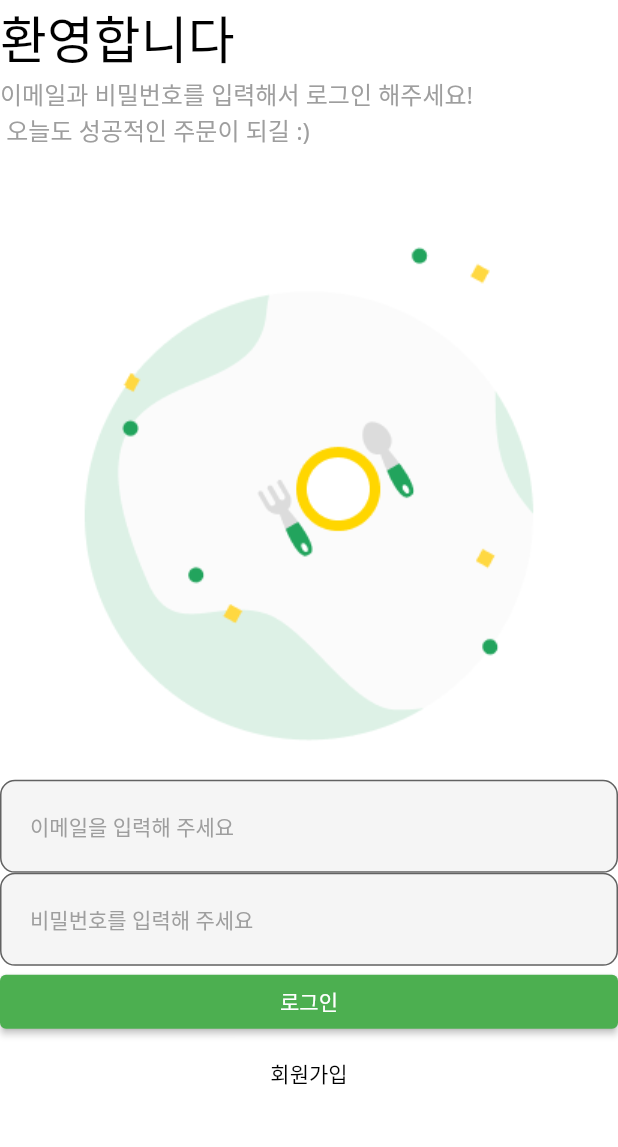
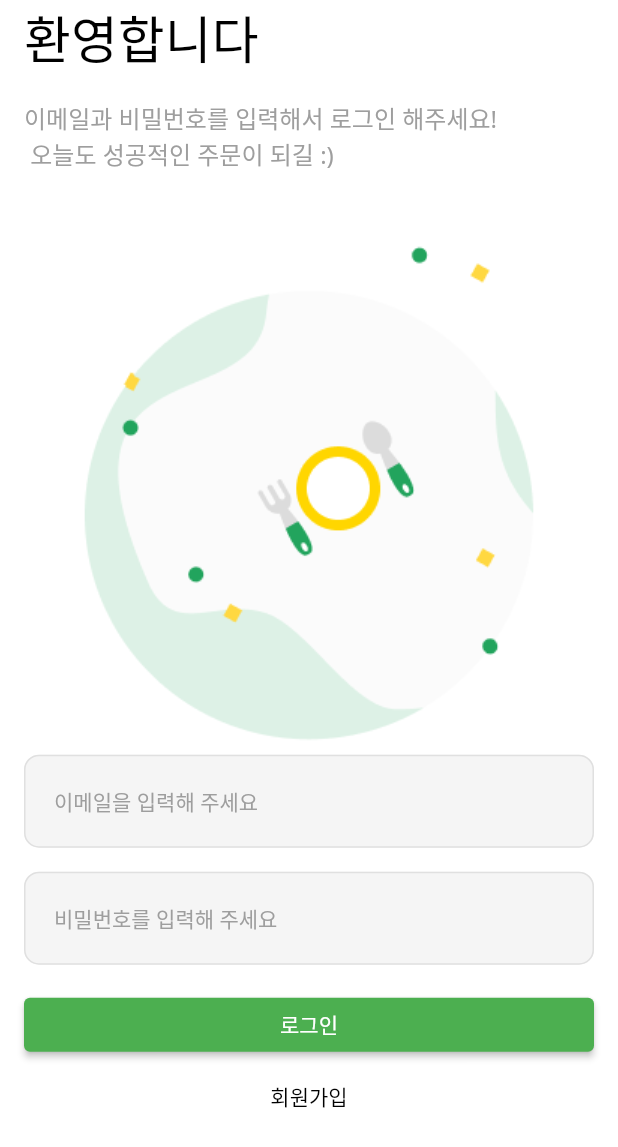
Before and after one commit to ZanacXevious/restaurantecofac, a Flutter app: the screen it shows after launch, on a phone screen of 412 x 824 dp. Shown: the top 1147 px of the screen. Run offline on Flutter 3.47's test engine with Material 2 defaults, Android fonts, the phone set to English and light mode, and no system bars.

Commit message:
1_4 UI 마무리하기

```diff
--- a/lib/common/component/custom_test_form_field.dart
+++ b/lib/common/component/custom_test_form_field.dart
@@ -45,6 +45,7 @@ class CustomTextFormField extends StatelessWidget {
         filled: true,
         // input border를 테두리로 두르고 색상을 INPUT_BORDER_COLOR로 설정한다
         border: baseBorder,
+        enabledBorder: baseBorder,
         // TextFormField를 선택했을 때 테두리 색상을 PRIMARY_COLOR로 설정한다
         focusedBorder: baseBorder.copyWith(
           borderSide: baseBorder.borderSide.copyWith(
--- a/lib/common/user/view/login_screen.dart
+++ b/lib/common/user/view/login_screen.dart
@@ -13,13 +13,18 @@ class LoginScreen extends StatelessWidget {
   @override
   Widget build(BuildContext context) {
     return DefaultLayout(
+        child: SingleChildScrollView(
+      keyboardDismissBehavior: ScrollViewKeyboardDismissBehavior.onDrag,
       child: SafeArea(
         top: true,
         bottom: false,
+        child: Padding(
+          padding: const EdgeInsets.symmetric(horizontal: 16.0),
           child: Column(
             crossAxisAlignment: CrossAxisAlignment.stretch,
             children: [
               _Title(),
+              const SizedBox(height: 16),
               _SubTitle(),
               Image.asset(
                 "asset/img/misc/logo.png",
@@ -30,12 +35,14 @@ class LoginScreen extends StatelessWidget {
                 hintText: "이메일을 입력해 주세요",
                 onChanged: (String value) {},
               ),
+              const SizedBox(height: 16),
               // password field
               CustomTextFormField(
                 hintText: "비밀번호를 입력해 주세요",
                 obscureText: true,
                 onChanged: (String value) {},
               ),
+              const SizedBox(height: 16),
               ElevatedButton(
                   onPressed: () {},
                   style: ElevatedButton.styleFrom(
@@ -47,6 +54,8 @@ class LoginScreen extends StatelessWidget {
                   style: TextButton.styleFrom(primary: Colors.black),
                   child: const Text("회원가입")),
             ],
+          ),
+        ),
       ),
     ));
   }
```
Lines whose indentation alone changed are shown as unchanged.
